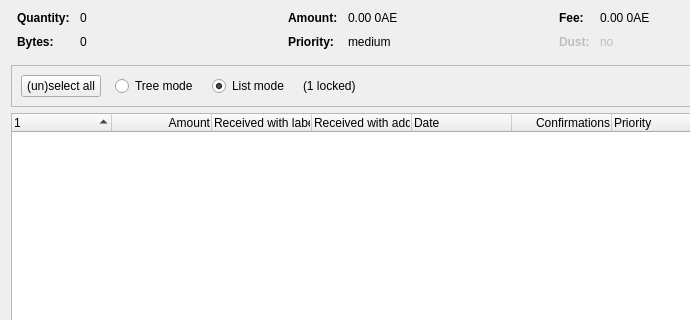
Qt form src/qt/forms/coincontroldialog.ui (Ankh-Trust/electrum-core) before a commit; both pictures show x 0 to 690 and y 0 to 320 of the 1100 by 500 pixel window.
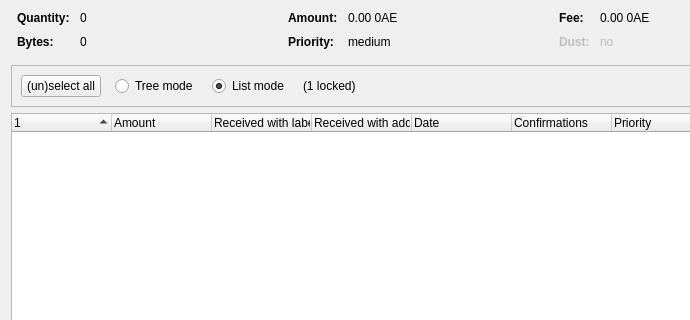
The same form after that commit. Custom widgets are drawn as their Qt base class.

```diff
--- a/src/qt/forms/coincontroldialog.ui
+++ b/src/qt/forms/coincontroldialog.ui
@@ -448,9 +448,6 @@
       <property name="text">
        <string>Amount</string>
       </property>
-      <property name="textAlignment">
-       <set>AlignTrailing|AlignVCenter</set>
-      </property>
      </column>
      <column>
       <property name="text">
@@ -474,9 +471,6 @@
       <property name="toolTip">
        <string>Confirmed</string>
       </property>
-      <property name="textAlignment">
-       <set>AlignTrailing|AlignVCenter</set>
-      </property>
      </column>
      <column>
       <property name="text">
```
